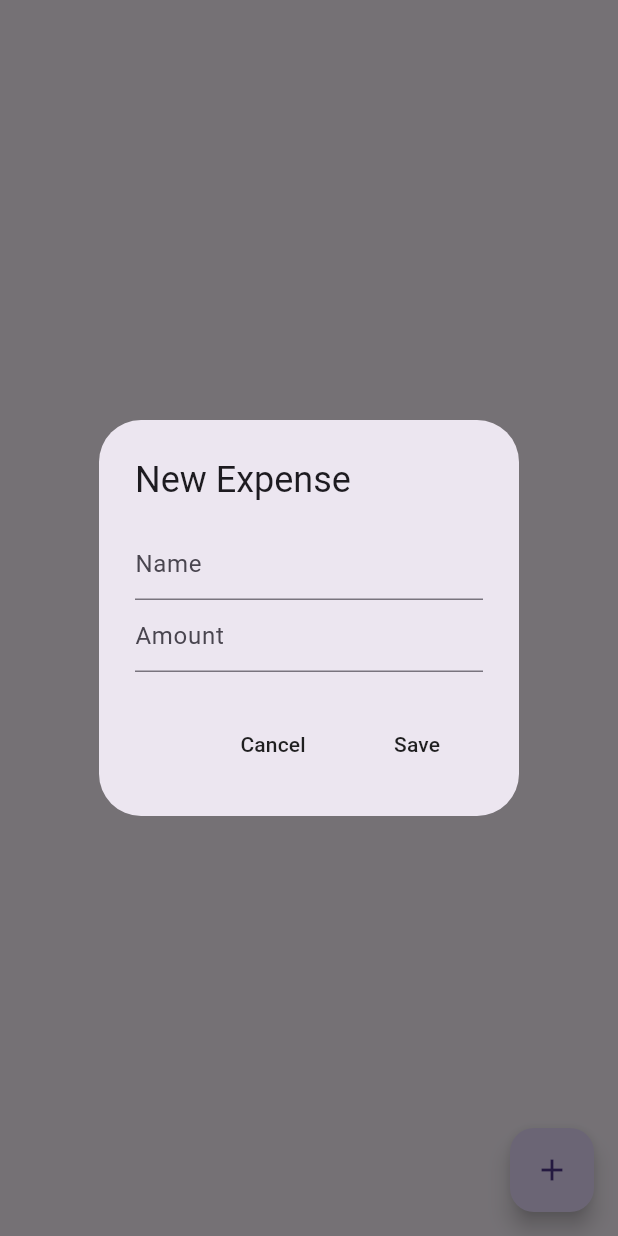
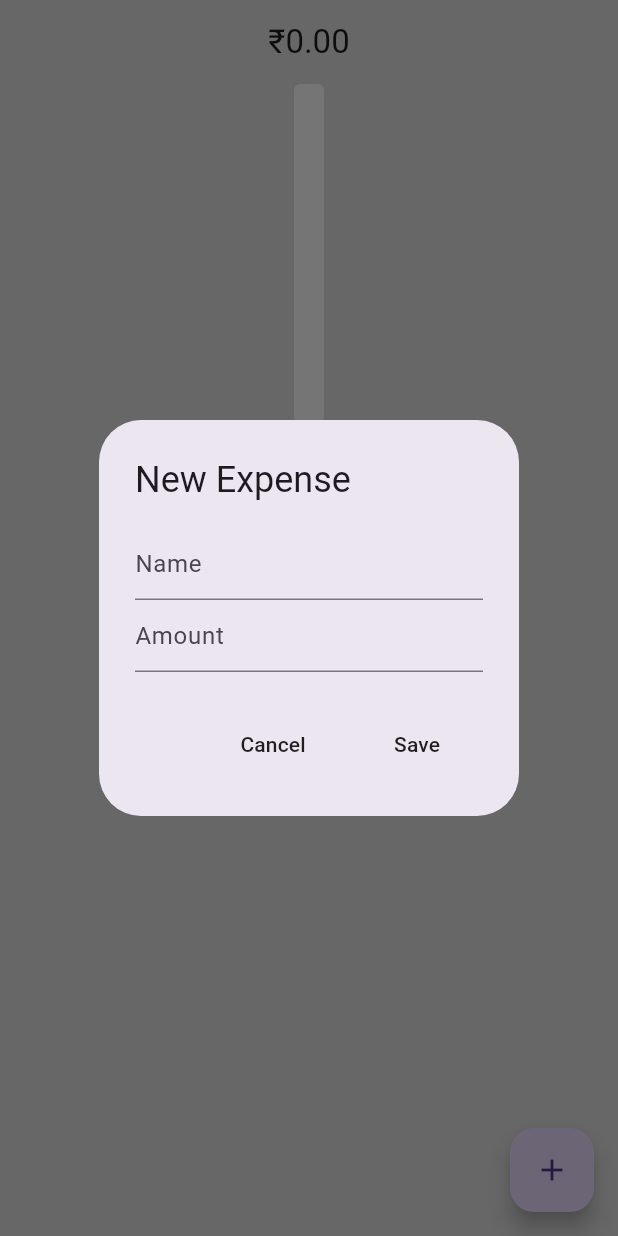
Before and after one commit to QASIM-LOKHANDWALA/Flutter, a Flutter app: the screen it shows after launch, after a tap on the "add" icon, on a phone screen of 412 x 824 dp. Run offline on Flutter 3.47's test engine with Material 3 defaults, Android fonts, the phone set to English and light mode, and no system bars; drawn by our look-alikes of fl_chart; our stand-ins replace email_validator, firebase_auth, firebase_core, flutter_slidable, google_fonts, google_nav_bar and 5 more; missing offline and left inert: the_apple_sign_in; accounts and stored records are empty; generated files the repository leaves out were written again.

Commit message:
Completed UI

```diff
--- /dev/null
+++ b/expense_tracker/lib/bar graph/bar_graph.dart
@@ -0,0 +1,176 @@
+import 'package:fl_chart/fl_chart.dart';
+import 'package:flutter/material.dart';
+
+import 'individual_bar.dart';
+
+class MyBarGraph extends StatefulWidget {
+  final List<double> monthlySummary;
+  final int startMonth;
+
+  MyBarGraph({
+    super.key,
+    required this.monthlySummary,
+    required this.startMonth,
+  });
+
+  @override
+  State<MyBarGraph> createState() => _MyBarGraphState();
+}
+
+class _MyBarGraphState extends State<MyBarGraph> {
+  // Below list will hold data for each bar
+  List<IndividualBar> barData = [];
+
+  // initialize the bar data --> Use the monthly summary to create list of bars
+  void intializebarData() {
+    barData = List.generate(
+        widget.monthlySummary.length,
+        (index) => IndividualBar(
+              x: index,
+              y: widget.monthlySummary[index],
+            ));
+  }
+
+  // recalculate upper limit of graph
+  double calculateUpperLimit(){
+    // Initially set it to 10000 Rs
+    double max = 10000;
+
+    // get month with max spend
+    widget.monthlySummary.sort();
+    max = widget.monthlySummary.last * 1.05;
+    if(max<10000){
+      return 10000;
+    }else{
+      return max;
+    }
+  }
+
+  @override
+  Widget build(BuildContext context) {
+    // Initialize upon build
+    intializebarData();
+
+    // Bar Graph Dimensions
+    double barWidth = 20;
+    double spaceBetweenBars = 50;
+
+    // UI
+    return SingleChildScrollView(
+      scrollDirection: Axis.horizontal,
+      child: Padding(
+        padding: const EdgeInsets.symmetric(horizontal: 25.0),
+        child: SizedBox(
+          width: barWidth*barData.length + spaceBetweenBars*(barData.length-1),
+          child: BarChart(
+            BarChartData(
+              minY: 0,
+              maxY: calculateUpperLimit(),
+              gridData: const FlGridData(show: false),
+              borderData: FlBorderData(show: false),
+              titlesData: const FlTitlesData(
+                show: true,
+                topTitles: AxisTitles(
+                  sideTitles: SideTitles(showTitles: false),
+                ),
+                leftTitles: AxisTitles(
+                  sideTitles: SideTitles(showTitles: false),
+                ),
+                rightTitles: AxisTitles(
+                  sideTitles: SideTitles(showTitles: false),
+                ),
+                bottomTitles: AxisTitles(
+                  sideTitles: SideTitles(
+                    showTitles: true,
+                    getTitlesWidget: getBottomTitles,
+                    reservedSize: 24,
+                  ),
+                ),
+              ),
+              barGroups: barData
+                  .map(
+                    (data) => BarChartGroupData(
+                      x: data.x,
+                      barRods: [
+                        BarChartRodData(
+                          toY: data.y,
+                          width: barWidth,
+                          borderRadius: BorderRadius.circular(4),
+                          color: Colors.grey.shade800,
+                          backDrawRodData: BackgroundBarChartRodData(
+                            show: true,
+                            toY: calculateUpperLimit(),
+                            color: Colors.white
+                          ),
+                        ),
+                      ]
+                    ),
+                  ).toList(),
+              alignment: BarChartAlignment.end,
+              groupsSpace: spaceBetweenBars,
+            ),
+          ),
+        ),
+      ),
+    );
+  }
+}
+
+// Bottom Titles
+Widget getBottomTitles(double value, TitleMeta meta) {
+  const textstyle = TextStyle(
+    color: Colors.grey,
+    fontSize: 14,
+  );
+  String text;
+  switch (value.toInt() % 12) {
+    case 0:
+      text = "J";
+      break;
+    case 1:
+      text = "F";
+      break;
+    case 2:
+      text = "M";
+      break;
+    case 3:
+      text = "A";
+      break;
+    case 4:
+      text = "M";
+      break;
+    case 5:
+      text = "J";
+      break;
+    case 6:
+      text = "J";
+      break;
+    case 7:
+      text = "A";
+      break;
+    case 8:
+      text = "S";
+      break;
+    case 9:
+      text = "O";
+      break;
+    case 10:
+      text = "N";
+      break;
+    case 11:
+      text = "D";
+      break;
+    case 12:
+      text = "J";
+      break;
+    default:
+      text = "";
+      break;
+  }
+  return SideTitleWidget(
+      child: Text(
+        text,
+        style: textstyle,
+      ),
+      axisSide: meta.axisSide);
+}
--- /dev/null
+++ b/expense_tracker/lib/bar graph/individual_bar.dart
@@ -0,0 +1,6 @@
+class IndividualBar {
+  final int x;
+  final double y;
+
+  IndividualBar({required this.x , required this.y});
+}
--- a/expense_tracker/lib/components/list_tile.dart
+++ b/expense_tracker/lib/components/list_tile.dart
@@ -17,10 +17,16 @@ class MyListTile extends StatelessWidget {
           SlidableAction(
             onPressed: onEditPressed,
             icon: Icons.settings,
+            backgroundColor: Colors.grey.shade600,
+            borderRadius: BorderRadius.circular(4),
+            foregroundColor: Colors.white,
           ),
           SlidableAction(
             onPressed: onDeletePressed,
             icon: Icons.delete,
+            backgroundColor: Colors.red.shade400,
+            borderRadius: BorderRadius.circular(4),
+            foregroundColor: Colors.white,
           ),
         ],
       ),
--- a/expense_tracker/lib/database/expense_database.dart
+++ b/expense_tracker/lib/database/expense_database.dart
@@ -1,4 +1,5 @@
 import 'package:flutter/cupertino.dart';
+import 'package:flutter/material.dart';
 import 'package:isar/isar.dart';
 import 'package:path_provider/path_provider.dart';
 import '../models/expense.dart';
@@ -34,7 +35,9 @@ class ExpenseDatabase extends ChangeNotifier {
     _allExpense.clear();
 
     // update the data in list
-    _allExpense.addAll(fetchedExpenses);
+    if(fetchedExpenses.isNotEmpty){
+      _allExpense.addAll(fetchedExpenses);
+    }
 
     // Notify the changes to get updated UI
     notifyListeners();
@@ -42,7 +45,16 @@ class ExpenseDatabase extends ChangeNotifier {
 
   // Edit the selected Expense
   Future<void> updateExpense(int id,Expense updatedExpense) async {
-    // Make sure that new expense has same id as existing one
+    // Check if the expense with the specified ID exists in _allExpense list
+    bool expenseExists = _allExpense.any((expense) => expense.id == id);
+
+    if (!expenseExists) {
+      // Handle the case where the expense with the specified ID is not found
+      // You can throw an exception, log an error, or handle it in another appropriate way
+      throw Exception("Expense with ID $id not found");
+    }
+
+    // Make sure that new expense has the same id as the existing one
     updatedExpense.id = id;
 
     // Update in db
@@ -54,11 +66,85 @@ class ExpenseDatabase extends ChangeNotifier {
 
   // Delete an Expense from db
   Future<void> deleteExpense(int id) async {
+    // Check if the expense with the specified ID exists in _allExpense list
+    bool expenseExists = _allExpense.any((expense) => expense.id == id);
+
+    if (!expenseExists) {
+      // Handle the case where the expense with the specified ID is not found
+      // You can throw an exception, log an error, or handle it in another appropriate way
+      throw Exception("Expense with ID $id not found");
+    }
+
     // Delete Data using given Id
     await isar.writeTxn(() => isar.expenses.delete(id));
 
     // Read the data again to display changes
-    readExpense();
+    await readExpense();
+  }
+
+  // Calculate total expenses for each month
+  Future<Map<int,double>> calculateMonthlyTotal() async {
+    // ensure that expenses are read from db
+    await readExpense();
+    // Create a map to keep track of expenses of each month
+    Map<int,double> monthlyTotals = {};
+    // Iterate over all expenses
+    for(var expense in _allExpense){
+      // Extract the month from date
+      int month = expense.date.month;
+      // If not in map initialize that month's expenses with zero
+      if(!monthlyTotals.containsKey(month)){
+        monthlyTotals[month] = 0;
+      }
+      // add the expense amount to total for the month
+      monthlyTotals[month] = monthlyTotals[month]! + expense.amount;
+    }
+    return monthlyTotals;
+  }
+
+  // Calculate current month total
+  Future<double> calculateCurrentMonthTotal() async {
+    // Ensure that expenses are read from db
+    await readExpense();
+
+    // Get the current month and year
+    int currentMonth = DateTime.now().month;
+    int currentYear = DateTime.now().year;
+
+    // Filter expenses for the current month and year
+    List<Expense> currentMonthExpenses = _allExpense.where((expense) {
+      return expense.date.month == currentMonth && expense.date.year == currentYear;
+    }).toList();
+
+    // Check if there are any expenses for the current month and year
+    if (currentMonthExpenses.isEmpty) {
+      // Handle the case where there are no expenses for the current month and year
+      // For example, you can return 0 or another default value
+      return 0.0;
+    }
+
+    // Calculate the total amount for the current month
+    double total = currentMonthExpenses.fold(0, (sum, expense) => sum + expense.amount);
+    return total;
+  }
+
+  // Get the start month
+  int getStartMonth() {
+    if (_allExpense.isNotEmpty) {
+      _allExpense.sort((a, b) => a.date.compareTo(b.date));
+      return _allExpense.first.date.month;
+    } else {
+      return DateTime.now().month;
+    }
+  }
+  // Get the start year
+  int getStartYear() {
+    if (_allExpense.isNotEmpty) {
+      // If _allExpense is not empty, return the month of the first expense
+      return _allExpense.first.date.year;
+    } else {
+      return DateTime.now().year;
+    }
   }
 
 }
--- a/expense_tracker/lib/helper/helper_functions.dart
+++ b/expense_tracker/lib/helper/helper_functions.dart
@@ -8,3 +8,7 @@ String formatAmount(double amount){
   final format = NumberFormat.currency(locale: "en_IN",symbol: "₹" , decimalDigits: 2);
   return format.format(amount);
 }
+int calculateMonthCount(int startYear,int startMonth, int currentYear, int currentMonth){
+  int monthCount = (currentYear-startYear)*12 + (currentMonth-startMonth) + 1;
+  return monthCount;
+}
--- a/expense_tracker/lib/pages/home_page.dart
+++ b/expense_tracker/lib/pages/home_page.dart
@@ -1,3 +1,4 @@
+import 'package:expense_tracker/bar%20graph/bar_graph.dart';
 import 'package:expense_tracker/components/list_tile.dart';
 import 'package:expense_tracker/database/expense_database.dart';
 import 'package:expense_tracker/helper/helper_functions.dart';
@@ -17,12 +18,22 @@ class _HomePageState extends State<HomePage> {
   TextEditingController nameController = TextEditingController();
   TextEditingController amountController = TextEditingController();
 
+  // Futures to load graph data & monthly total
+  Future<Map<int,double>>? _monthlyTotalFuture;
+  Future<double>? _calculateCurrentMonthTotal;
+
   @override
   void initState() {
     Provider.of<ExpenseDatabase>(context,listen: false).readExpense();
+    refreshData();
     super.initState();
   }
 
+  // Refresh graph data
+  void refreshData(){
+    _monthlyTotalFuture = Provider.of<ExpenseDatabase>(context , listen: false).calculateMonthlyTotal();
+    _calculateCurrentMonthTotal = Provider.of<ExpenseDatabase>(context , listen: false).calculateCurrentMonthTotal();
+  }
   // Dialog box to add new Expense
   void openNewExpenseBox() {
     showDialog(
@@ -53,7 +64,7 @@ class _HomePageState extends State<HomePage> {
       ),
     );
   }
-
+  // Dialog box to edit the stored expense
   void openEditBox(Expense expense){
     // pre-fill existing values
     String existingName = expense.name;
@@ -87,7 +98,7 @@ class _HomePageState extends State<HomePage> {
       ),
     );
   }
-
+  // Dialog box to delete the stored expense
   void openDeleteBox(Expense expense){
     showDialog(
       context: context,
@@ -105,15 +116,72 @@ class _HomePageState extends State<HomePage> {
   @override
   Widget build(BuildContext context) {
     return Consumer<ExpenseDatabase>(
-      builder: (context , value , child) => Scaffold(
+      builder: (context , value , child) {
+        // Get dates
+        int startMonth = value.getStartMonth();
+        int startYear = value.getStartYear();
+        int currentMonth = DateTime.now().month;
+        int currentYear = DateTime.now().year;
+
+        // calculate number of months sic=nce the first month
+        int monthCount = calculateMonthCount(startYear, startMonth, currentYear, currentMonth);
+
+        // only display expenses for current month
+        List<Expense> currentMonthExpenses = value.allExpense.where((expense) {
+            return expense.date.year == currentYear &&
+                   expense.date.month == currentMonth;
+          }
+        ).toList();
+
+        // Return UI
+        return Scaffold(
+          backgroundColor: Colors.grey.shade300,
           floatingActionButton: FloatingActionButton(
             onPressed: openNewExpenseBox,
             child: const Icon(Icons.add),
           ),
-        body: ListView.builder(
-          itemCount: value.allExpense.length,
+          appBar: AppBar(
+            backgroundColor: Colors.transparent,
+            title: FutureBuilder<double>(
+              future: _calculateCurrentMonthTotal,
+              builder: (context,snapshot) {
+                if(snapshot.connectionState == ConnectionState.done){
+                  return Center(child: Text("₹${snapshot.data!.toStringAsFixed(2)}"));
+                }else{
+                  return const Center(child: Text("Loading..."));
+                }
+              },
+            ),
+          ),
+          body: SafeArea(
+            child: Column(
+              children: [
+                // Bar Graph UI
+               SizedBox(
+                 height: 250,
+                 child: FutureBuilder(
+                   future: _monthlyTotalFuture,
+                   builder: (context,snapshot){
+                     if(snapshot.connectionState == ConnectionState.done){
+                       final monthlyTotals = snapshot.data ?? {};
+                       List<double> monthlySummary = List.generate(monthCount, (index) => monthlyTotals[startMonth + index] ?? 0.0,);
+                       return MyBarGraph(monthlySummary: monthlySummary, startMonth: startMonth);
+                     }
+                     // Loading
+                     else{
+                       return const Center(child: Text("Loading..."));
+                     }
+                   },
+                 ),
+               ),
+
+                // Expense list UI
+                Expanded(
+                  child: ListView.builder(
+                      itemCount: currentMonthExpenses.length,
                       itemBuilder: (context,index) {
-            Expense individualExpense = value.allExpense[index];
+                        int reversedIndex = currentMonthExpenses.length - index -1;
+                        Expense individualExpense = currentMonthExpenses[reversedIndex];
                         return MyListTile(
                           title: individualExpense.name,
                           trailing: formatAmount(individualExpense.amount),
@@ -123,6 +191,11 @@ class _HomePageState extends State<HomePage> {
                       }
                   ),
                 ),
+              ],
+            ),
+          ),
+        );
+      }
     );
   }
 
@@ -153,6 +226,8 @@ class _HomePageState extends State<HomePage> {
               date: DateTime.now());
           // add it to db
           await context.read<ExpenseDatabase>().createNewExpense(e);
+          // Refresh graph
+          refreshData();
           // clear the controllers
           nameController.clear();
           amountController.clear();
@@ -187,6 +262,8 @@ class _HomePageState extends State<HomePage> {
           // update it in db
           int existingId = expense.id;
           await context.read<ExpenseDatabase>().updateExpense(existingId,e);
+          // Refresh graph
+          refreshData();
           // clear the controllers
           nameController.clear();
           amountController.clear();
@@ -213,6 +290,9 @@ class _HomePageState extends State<HomePage> {
         // delete expense from db
         await context.read<ExpenseDatabase>().deleteExpense(id);
 
+        // Refresh graph
+        refreshData();
+
       },
       child: const Text("Delete"),
     );
--- a/expense_tracker/pubspec.yaml
+++ b/expense_tracker/pubspec.yaml
@@ -40,6 +40,7 @@ dependencies:
   provider: ^6.1.2
   intl: ^0.19.0
   flutter_slidable: ^3.0.1
+  fl_chart: ^0.66.2
 
 dev_dependencies:
   flutter_test:
```
Also changed, not shown: expense_tracker/pubspec.lock. Lines whose indentation alone changed are shown as unchanged.
